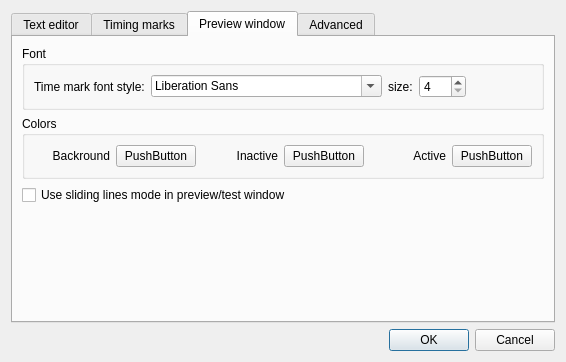
Before: the Qt Designer form src/dialog_settings.ui in Ameciclo/ki-karro-oke-karaoke-editor, drawn with Qt 5.
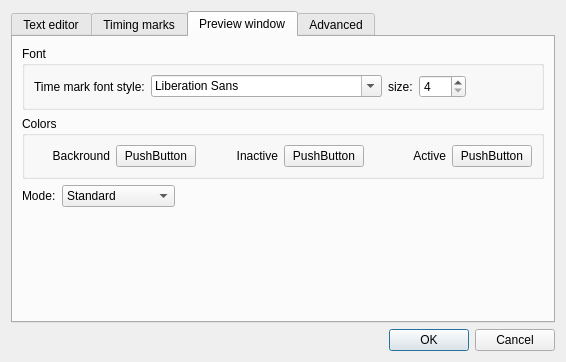
After: the same form once the commit is applied. The open tabs and pages were chosen to show the change. Custom widgets are drawn as their Qt base class.

Commit message: Add preview layout modes and substitute lines mode

The edit to the form file:
```diff
--- a/src/dialog_settings.ui
+++ b/src/dialog_settings.ui
@@ -645,14 +645,50 @@
         </widget>
        </item>
        <item>
-        <widget class="QCheckBox" name="cbPreviewSlidingLines">
-         <property name="whatsThis">
-          <string>If enabled, the preview/test window stops treating empty lines as rigid page separators and gradually replaces already sung lines with upcoming lines from the following paragraph.</string>
-         </property>
-         <property name="text">
-          <string>Use sliding lines mode in preview/test window</string>
-         </property>
-        </widget>
+        <layout class="QHBoxLayout" name="horizontalLayout_previewMode">
+         <item>
+          <widget class="QLabel" name="labelPreviewLayoutMode">
+           <property name="text">
+            <string>Mode:</string>
+           </property>
+          </widget>
+         </item>
+         <item>
+          <widget class="QComboBox" name="boxPreviewLayoutMode">
+           <property name="whatsThis">
+            <string>Choose how lyrics are arranged in the preview/test window.</string>
+           </property>
+           <item>
+            <property name="text">
+             <string>Standard</string>
+            </property>
+           </item>
+           <item>
+            <property name="text">
+             <string>Sliding lines</string>
+            </property>
+           </item>
+           <item>
+            <property name="text">
+             <string>Substitute lines</string>
+            </property>
+           </item>
+          </widget>
+         </item>
+         <item>
+          <spacer name="horizontalSpacerPreviewMode">
+           <property name="orientation">
+            <enum>Qt::Horizontal</enum>
+           </property>
+           <property name="sizeHint" stdset="0">
+            <size>
+             <width>79</width>
+             <height>20</height>
+            </size>
+           </property>
+          </spacer>
+         </item>
+        </layout>
        </item>
        <item>
         <spacer name="verticalSpacer_2">
```
The commit also changes 7 other files.
